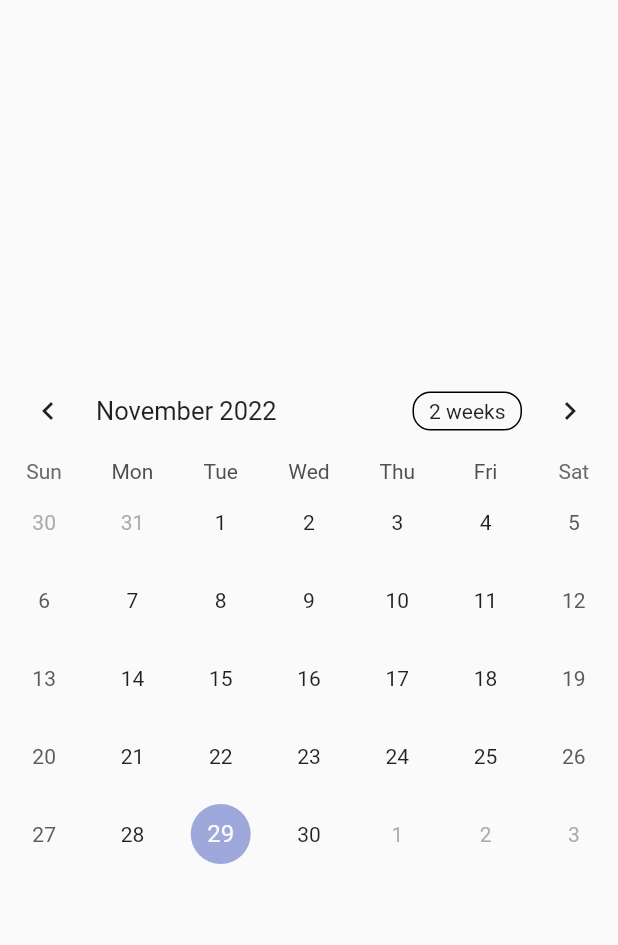
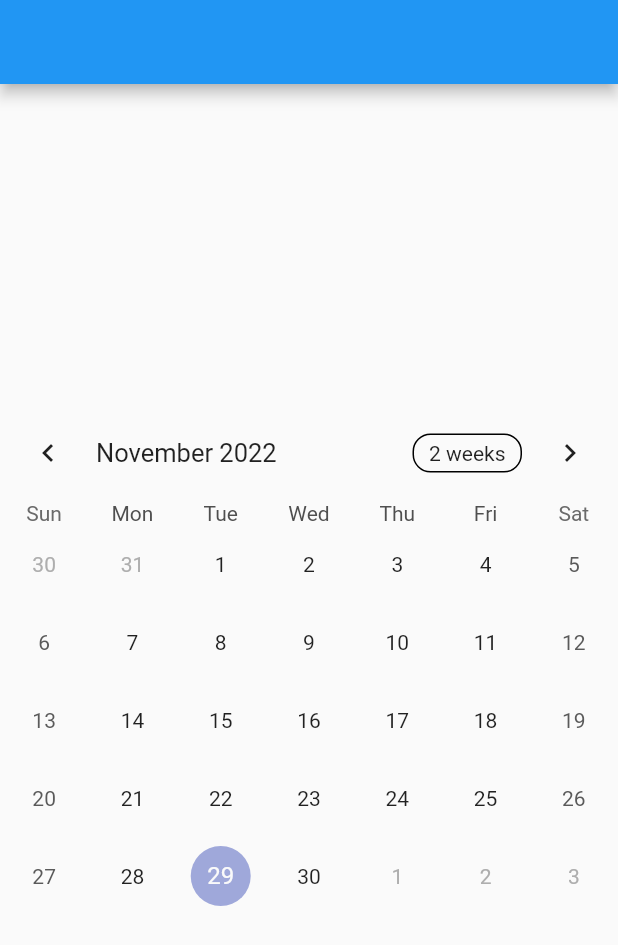
Before and after one commit to bongyoen/planters, a Flutter app: the screen it shows after launch, on a phone screen of 412 x 824 dp. Shown: the top 945 px of the screen. Run offline on Flutter 3.47's test engine with Material 2 defaults, Android fonts, the phone set to English and light mode, and no system bars; drawn by our look-alikes of table_calendar.

```diff
--- a/lib/main.dart
+++ b/lib/main.dart
@@ -18,14 +18,14 @@ class MyApp extends StatelessWidget {
 
         // 앱의 주요부분 배경 색 (앱바, 탭바 등)
         primaryColor: Colors.greenAccent,
-
-        // 위젯의 전경색
-        accentColor: Colors.redAccent,
+        colorScheme:
+            ColorScheme.fromSwatch().copyWith(secondary: Colors.redAccent),
 
         // 앱에 기본으로 사용될 폰트
         // fontFamily: 'IBM-Sans'
       ),
       home: Scaffold(
+        appBar: AppBar(),
         body: Center(
           child: Calendar2(key: UniqueKey()),
           // child: Text('hello 채윤!'),
```
